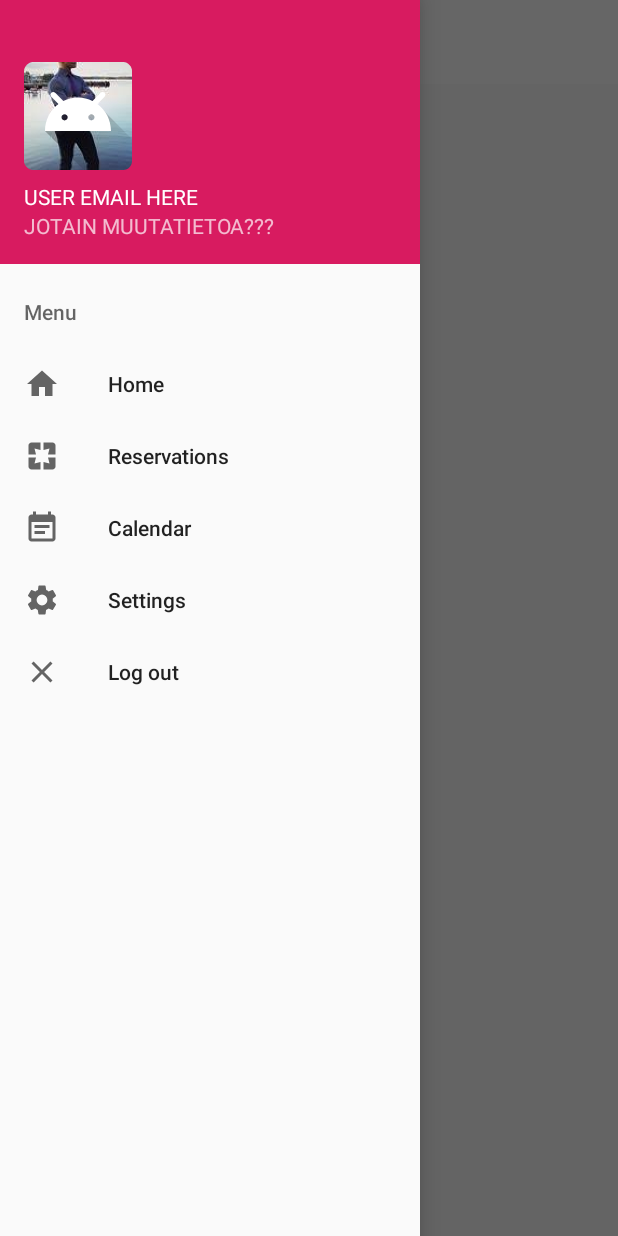
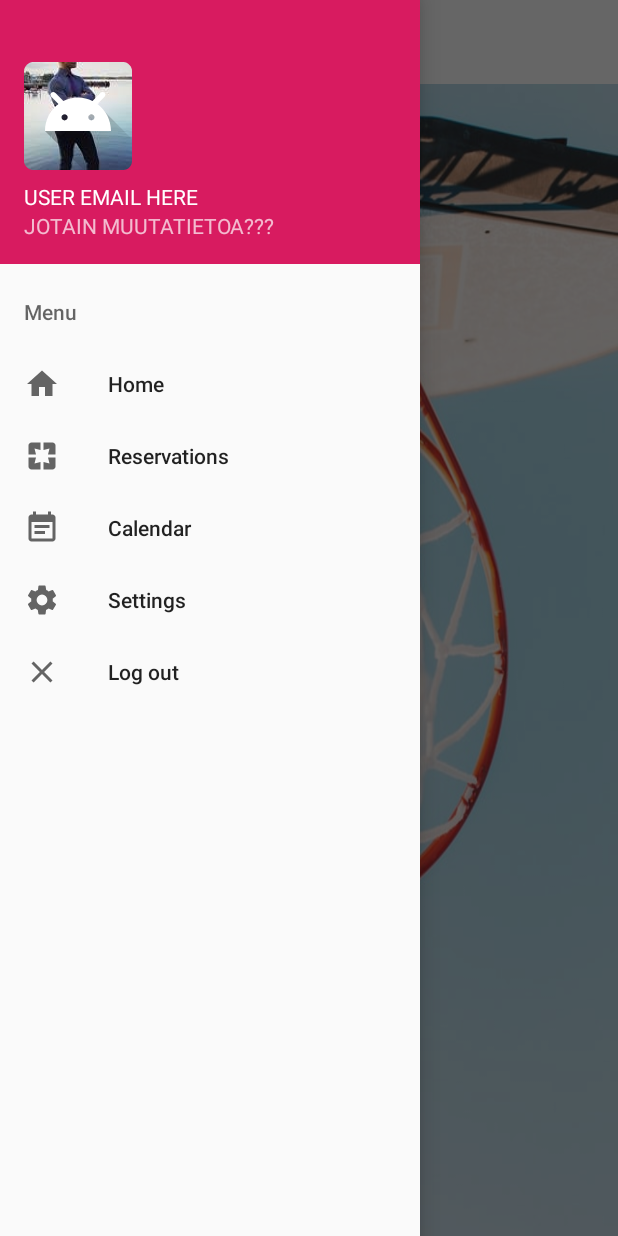
Before and after one commit to jerekuo/Harkkatyo, an Android app: the Main2Activity screen opened directly, with no data from a screen before it, with the side drawer open, on a phone screen of 412 x 824 dp. Run offline under Robolectric (Android 15) with nearby library versions, the phone set to English and light mode, and no system bars; our stand-ins replace Firebase (no records; nobody signed in at launch, a user with empty details on screens opened directly).

Commit message:
background for main2activity.

```diff
--- a/app/src/main/res/layout/activity_main2.xml
+++ b/app/src/main/res/layout/activity_main2.xml
@@ -5,7 +5,8 @@
     android:layout_width="match_parent"
     android:layout_height="match_parent"
     tools:context=".Main2Activity"
-    android:id="@+id/drawer_layout">
+    android:id="@+id/drawer_layout"
+    android:background="@drawable/background">
 
     <androidx.coordinatorlayout.widget.CoordinatorLayout
         android:layout_width="match_parent"
```
Also changed, not shown: app/src/main/res/drawable/background.jpg (added).
